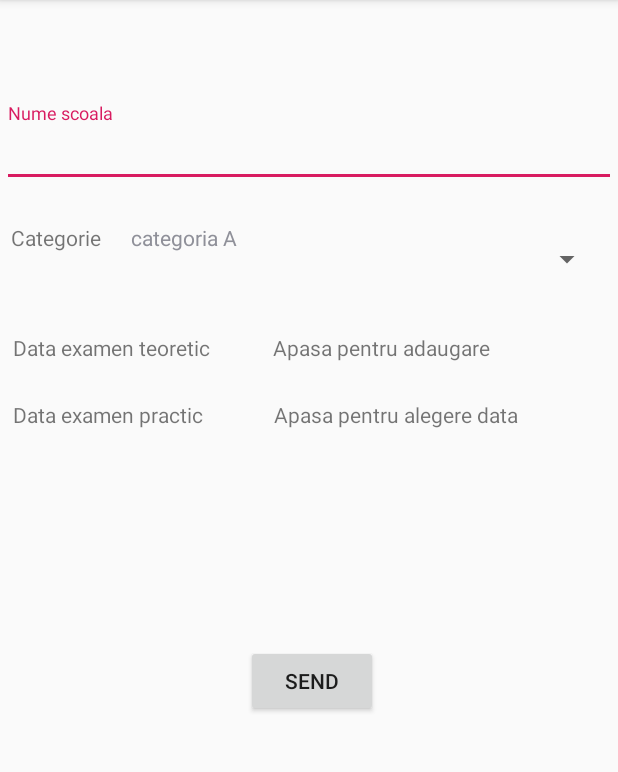
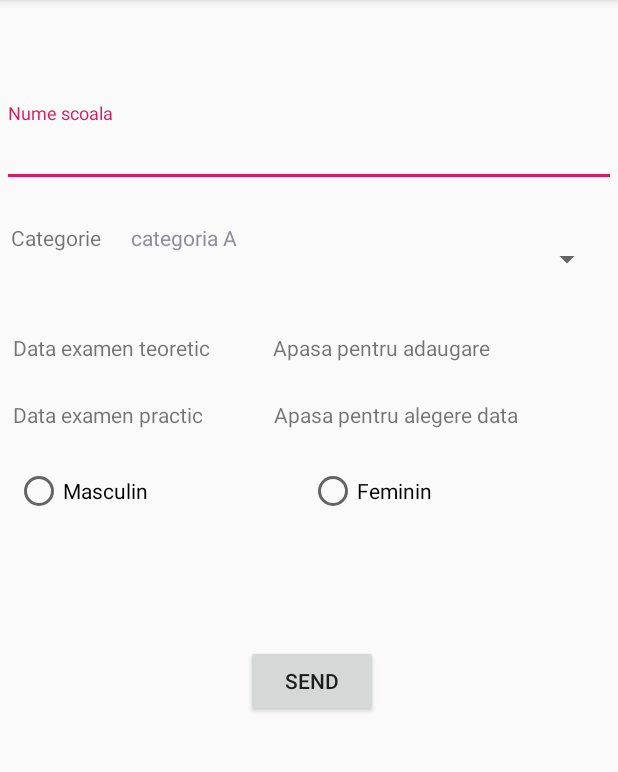
Before and after one commit to StefanLazea/driver-inneed, an Android app: the FormActivity screen opened directly, with no data from a screen before it, on a phone screen of 412 x 824 dp, the part 84-856 px from its top. Run offline under Robolectric (Android 15) with nearby library versions, the phone set to English and light mode, and no system bars.

Commit message:
final with radio group

```diff
--- a/DamApp/app/src/main/java/eu/ase/damapp/FormActivity.java
+++ b/DamApp/app/src/main/java/eu/ase/damapp/FormActivity.java
@@ -8,6 +8,7 @@ import android.graphics.drawable.ColorDrawable;
 import android.os.Bundle;
 import android.view.View;
 import android.widget.ArrayAdapter;
+import android.widget.Button;
 import android.widget.DatePicker;
 import android.widget.Spinner;
 import android.widget.TextView;
@@ -17,6 +18,8 @@ import java.util.Calendar;
 
 public class FormActivity extends AppCompatActivity {
     private TextView form_tv_date_theoretical;
+    private TextView form_tv_date_practical;
+    private Button btnSend;
     private DatePickerDialog.OnDateSetListener onDateSetListener;
     private Calendar timeNow;
     private int year, day, month;
--- a/DamApp/app/src/main/res/layout/activity_form.xml
+++ b/DamApp/app/src/main/res/layout/activity_form.xml
@@ -112,4 +112,32 @@
         app:layout_constraintStart_toEndOf="@+id/form_date_exam_practical_label"
         app:layout_constraintTop_toBottomOf="@+id/form_tv_date_theoretical" />
 
+    <RadioGroup
+        android:id="@+id/form_rg_sex"
+        android:layout_width="match_parent"
+        android:layout_height="wrap_content"
+        android:layout_marginStart="10dp"
+        android:layout_marginTop="25dp"
+        android:layout_marginEnd="10dp"
+        android:orientation="horizontal"
+        android:weightSum="2"
+        app:layout_constraintEnd_toEndOf="parent"
+        app:layout_constraintStart_toStartOf="parent"
+        app:layout_constraintTop_toBottomOf="@+id/form_date_exam_practical" >
+
+        <RadioButton
+            android:id="@+id/form_rb_masculin"
+            android:layout_width="0dp"
+            android:layout_height="wrap_content"
+            android:layout_weight="1"
+            android:text="Masculin" />
+
+        <RadioButton
+            android:id="@+id/form_rb_feminin"
+            android:layout_width="0dp"
+            android:layout_height="wrap_content"
+            android:layout_weight="1"
+            android:text="Feminin" />
+    </RadioGroup>
+
 </androidx.constraintlayout.widget.ConstraintLayout>
```
